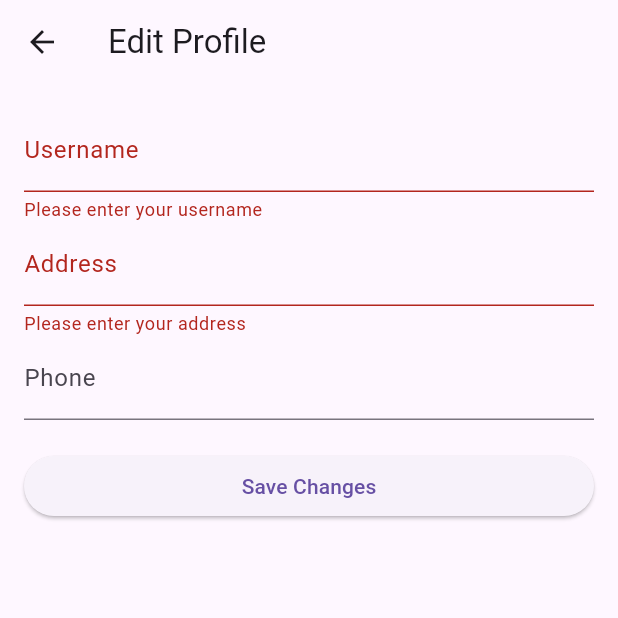
After one commit to KarthikChallagundla/Krishi-Sahayak, a Flutter app: the ProfileSettings screen opened directly, after a tap on "Save Changes", on a phone screen of 412 x 824 dp, the top half of it. The commit adds this screen. Run offline on Flutter 3.47's test engine with Material 3 defaults, Android fonts, the light colour scheme and no system bars; our stand-ins replace cloud_firestore, firebase_auth, firebase_core, flutter_dotenv, google_sign_in, speech_to_text; missing offline and left inert: razorpay_flutter; accounts and stored records are empty; generated files the repository leaves out were written again.

Commit message:
Updated Profile settings

```diff
--- /dev/null
+++ b/lib/common_pages/profile_settings.dart
@@ -0,0 +1,115 @@
+import 'package:cloud_firestore/cloud_firestore.dart';
+import 'package:firebase_auth/firebase_auth.dart';
+import 'package:flutter/material.dart';
+
+class ProfileSettings extends StatefulWidget {
+  const ProfileSettings({super.key});
+
+  @override
+  State<ProfileSettings> createState() => _ProfileSettingsState();
+}
+
+class _ProfileSettingsState extends State<ProfileSettings> {
+  final _formKey = GlobalKey<FormState>();
+  final _usernameController = TextEditingController();
+  final _addressController = TextEditingController();
+  final _phoneController = TextEditingController();
+
+  @override
+  void initState() {
+    super.initState();
+    _loadUserData();
+  }
+
+  Future<void> _loadUserData() async {
+    User? user = FirebaseAuth.instance.currentUser;
+    if (user != null) {
+      DocumentSnapshot userDoc = await FirebaseFirestore.instance
+          .collection('users')
+          .doc(user.uid)
+          .get();
+      if (userDoc.exists) {
+        setState(() {
+          _usernameController.text = userDoc['username'] ?? '';
+          _addressController.text = userDoc['address'] ?? '';
+          _phoneController.text = userDoc['phone'] ?? '';
+        });
+      }
+    }
+  }
+
+  Future<void> _updateUserProfile() async {
+    if (_formKey.currentState!.validate()) {
+      User? user = FirebaseAuth.instance.currentUser;
+      if (user != null) {
+        await FirebaseFirestore.instance.collection('users').doc(user.uid).update({
+          'username': _usernameController.text,
+          'address': _addressController.text,
+          'phone': _phoneController.text,
+        });
+        ScaffoldMessenger.of(context).showSnackBar(
+          SnackBar(content: Text('Profile updated successfully!')),
+        );
+      }
+      Navigator.of(context).pop();
+    }
+  }
+
+  @override
+  Widget build(BuildContext context) {
+    return Scaffold(
+      appBar: AppBar(
+        title: Text('Edit Profile'),
+      ),
+      body: Padding(
+        padding: EdgeInsets.all(16.0),
+        child: Form(
+          key: _formKey,
+          child: ListView(
+            children: [
+              TextFormField(
+                controller: _usernameController,
+                decoration: InputDecoration(labelText: 'Username'),
+                validator: (value) {
+                  if (value == null || value.isEmpty) {
+                    return 'Please enter your username';
+                  }
+                  return null;
+                },
+              ),
+              TextFormField(
+                controller: _addressController,
+                decoration: InputDecoration(labelText: 'Address'),
+                validator: (value) {
+                  if (value == null || value.isEmpty) {
+                    return 'Please enter your address';
+                  }
+                  return null;
+                },
+              ),
+              TextFormField(
+                controller: _phoneController,
+                decoration: InputDecoration(labelText: 'Phone'),
+                keyboardType: TextInputType.phone,
+                // validator: (value) {
+                //   if (value == null || value.isEmpty) {
+                //     return 'Please enter your phone number';
+                //   }
+                //   if (!RegExp(r'^\d{10}$').hasMatch(value)) {
+                //     return 'Please enter a valid 10-digit phone number';
+                //   }
+                //   return null;
+                // },
+              ),
+              SizedBox(height: 20),
+              ElevatedButton(
+                onPressed: _updateUserProfile,
+                child: Text('Save Changes'),
+              ),
+            ],
+          ),
+        ),
+      ),
+    );
+  }
+}
--- a/lib/farmer_pages/add_product.dart
+++ b/lib/farmer_pages/add_product.dart
@@ -102,7 +102,7 @@ class _AddProductsPageState extends State<AddProductsPage> {
                 onPressed: (){
                   if(formkey.currentState!.validate()){
                     formkey.currentState!.save();
-                    createProduct('products', name, description, price, widget.user);
+                    createProduct('products', name, description, price, quantity, widget.user);
                     Navigator.of(context).pop();
                   }
                 },
--- a/lib/functions/auth_functions.dart
+++ b/lib/functions/auth_functions.dart
@@ -21,6 +21,7 @@ Future<String> signUp(String username, String email, String password, String rol
       'phone': phone,
       'address': address,
       'imageUrl': imageUrl,
+      'cartId': '',
     });
 
     return "Successfully Signed Up";
@@ -84,7 +85,6 @@ Future<String> signInWithGoogle(String role) async {
       final userDoc = await FirebaseFirestore.instance.collection('users').doc(user.uid).get();
 
       if (!userDoc.exists) {
-        print(user);
         await FirebaseFirestore.instance.collection('users').doc(user.uid).set({
           'uid': user.uid,
           'username': user.displayName,
```
Also changed, not shown: lib/common_pages/profile_page.dart (+13 -19 lines), lib/functions/database_functions.dart (+43 -11 lines), lib/login_page.dart (+51 -12 lines), lib/user_pages/cart_page.dart (+58 -33 lines), lib/user_pages/user_page.dart (+6 -6 lines), assets/google.png (added), assets/mobile.jpg (added).
